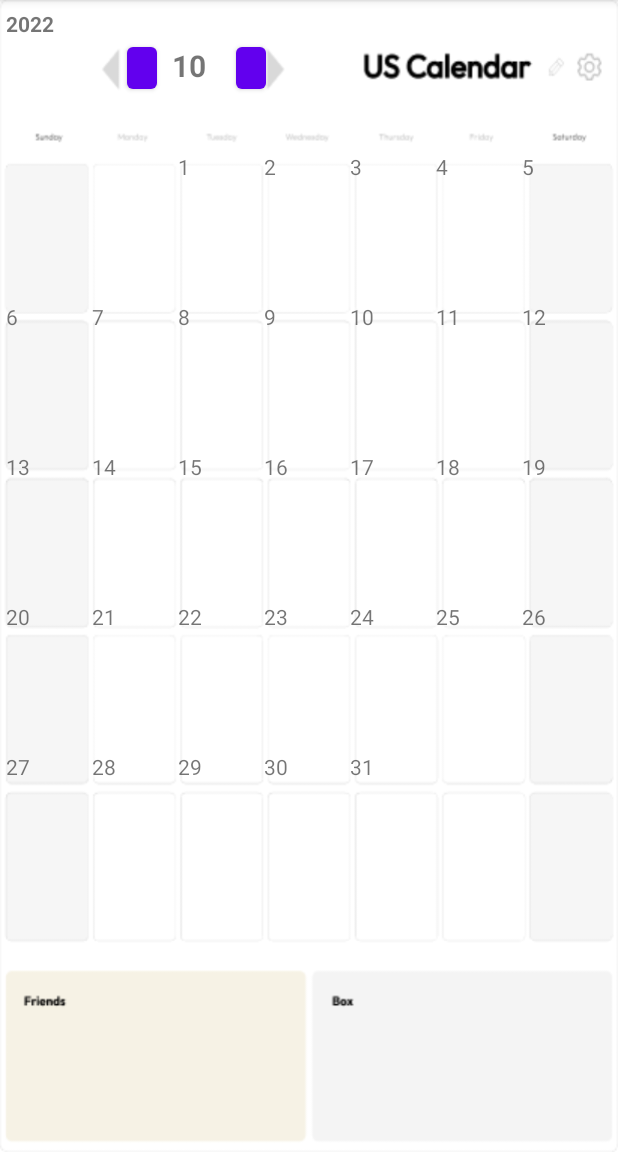
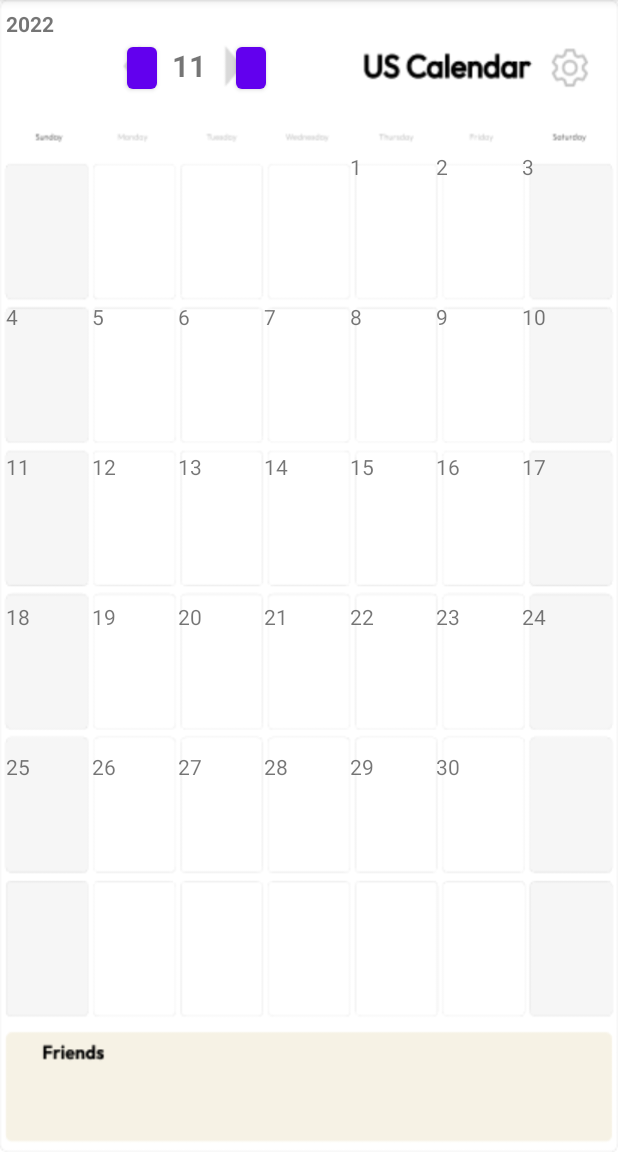
Before and after one commit to notice6143/Object-Oriented-Programming-Team-7, an Android app: the CalendarActivity screen opened directly, with no data from a screen before it, on a phone screen of 412 x 824 dp, the part 84-1236 px from its top. Run offline under Robolectric (Android 15) with nearby library versions, the phone set to English and light mode, and no system bars.

Commit message:
11-20 김재욱

```diff
--- a/app/src/main/java/com/example/myprojectteam7/CalendarActivity.kt
+++ b/app/src/main/java/com/example/myprojectteam7/CalendarActivity.kt
@@ -17,7 +17,7 @@ class CalendarActivity : AppCompatActivity() {      //달력이 구동되는 위
 
     var cal = Calendar.getInstance()
     var year = cal.get(Calendar.YEAR)
-    var month = cal.get(Calendar.MONTH)
+    var month = cal.get(Calendar.MONTH) + 1
 
     var nowcal = Mycalender(year,month)
 
--- a/app/src/main/java/com/example/myprojectteam7/CalenderAdapter.kt
+++ b/app/src/main/java/com/example/myprojectteam7/CalenderAdapter.kt
@@ -32,6 +32,9 @@ class CalenderAdapter(val mycal: Mycalender)
             binding.txtFriday.text = day[5].date
             binding.txtSaturday.text = day[6].date
 
+            binding.root.setOnClickListener{
+                //눌리면 창을 띄우거나 창이동 혹은 그냥 메시지만
+            }
         }
     }
 }
--- a/app/src/main/java/com/example/myprojectteam7/MainActivity.kt
+++ b/app/src/main/java/com/example/myprojectteam7/MainActivity.kt
@@ -12,12 +12,12 @@ class MainActivity : AppCompatActivity() {
         super.onCreate(savedInstanceState)
         binding = ActivityMainBinding.inflate(layoutInflater)
         setContentView(binding.root)
-        /*
+
         val intent = Intent(this, LoginActivity::class.java)
         intent.addFlags(Intent.FLAG_ACTIVITY_CLEAR_TOP)
         startActivity(intent)
         finish()
-         */
+
 
         binding.btnLogin.setOnClickListener {
             val intent = Intent(this, LoginActivity::class.java)
--- a/app/src/main/java/com/example/myprojectteam7/Mycalender.kt
+++ b/app/src/main/java/com/example/myprojectteam7/Mycalender.kt
@@ -10,6 +10,16 @@ class Mycalender( var year: Int,  var month: Int) {
     init {
         cal.set(year, month, cal.get(Calendar.DATE))
         dayOfWeek = cal.get(Calendar.DAY_OF_WEEK)
+    }
+
+    fun monthDay(): Int{
+        if(month in listOf(1,3,5,7,8,10,12))
+            return 31
+        if(month in listOf(4,6,9,11))
+            return 30
+        if(month == 2)
+            return 28
+        return 0
     }
 
     val firstday = (dayOfWeek + 8 - cal.get(Calendar.DATE) % 7) % 7
@@ -26,11 +36,11 @@ class Mycalender( var year: Int,  var month: Int) {
         for(i in 1 until firstday){
             temp.add(Day(""))
         }
-        for(i in 1 .. maxDay){
+        for(i in 1 .. monthDay()){
             temp.add(Day("$idx"))
             idx++
         }
-        for(i in maxDay+1 .. 35){
+        for(i in monthDay()+1 .. 42){
             temp.add(Day(""))
         }
         return temp
@@ -42,6 +52,7 @@ class Mycalender( var year: Int,  var month: Int) {
         val temp3 = mutableListOf<Day>()
         val temp4 = mutableListOf<Day>()
         val temp5 = mutableListOf<Day>()
+        val temp6 = mutableListOf<Day>()
         val answer = mutableListOf<List<Day>>()
 
         for(i in 0 .. 6){
@@ -59,12 +70,16 @@ class Mycalender( var year: Int,  var month: Int) {
         for(i in 28 .. 34){
             temp5.add(daylist[i])
         }
+        for(i in 35 .. 41){
+            temp6.add(daylist[i])
+        }
 
         answer.add(temp1)
         answer.add(temp2)
         answer.add(temp3)
         answer.add(temp4)
         answer.add(temp5)
+        answer.add(temp6)
 
         return answer
     }
--- a/app/src/main/res/layout/activity_calendar.xml
+++ b/app/src/main/res/layout/activity_calendar.xml
@@ -4,13 +4,13 @@
     xmlns:tools="http://schemas.android.com/tools"
     android:layout_width="match_parent"
     android:layout_height="match_parent"
-    android:background="@drawable/background"
+    android:background="@drawable/calender2"
     tools:context=".LoginActivity">
 
     <androidx.recyclerview.widget.RecyclerView
         android:id="@+id/rec_days"
         android:layout_width="407dp"
-        android:layout_height="500dp"
+        android:layout_height="545dp"
         android:layout_marginStart="4dp"
         android:layout_marginTop="101dp"
         app:layout_constraintStart_toStartOf="parent"
@@ -68,4 +68,15 @@
         app:layout_constraintStart_toStartOf="parent"
         app:layout_constraintTop_toTopOf="parent" />
 
+    <FrameLayout
+        android:id="@+id/frgFragment"
+        android:layout_width="338dp"
+        android:layout_height="478dp"
+        android:layout_marginStart="30dp"
+        android:layout_marginTop="30dp"
+        app:layout_constraintStart_toStartOf="@+id/rec_days"
+        app:layout_constraintTop_toTopOf="@+id/rec_days">
+
+    </FrameLayout>
+
 </androidx.constraintlayout.widget.ConstraintLayout>
```
Also changed, not shown: app/src/main/java/com/example/myprojectteam7/CalenderFragment.kt (added, +42 -0 lines), app/src/main/res/layout/fragment_calender.xml (added, +21 -0 lines), app/src/main/res/drawable-v24/calender2.png (added), app/src/main/res/drawable-v24/todolist.png (added).
